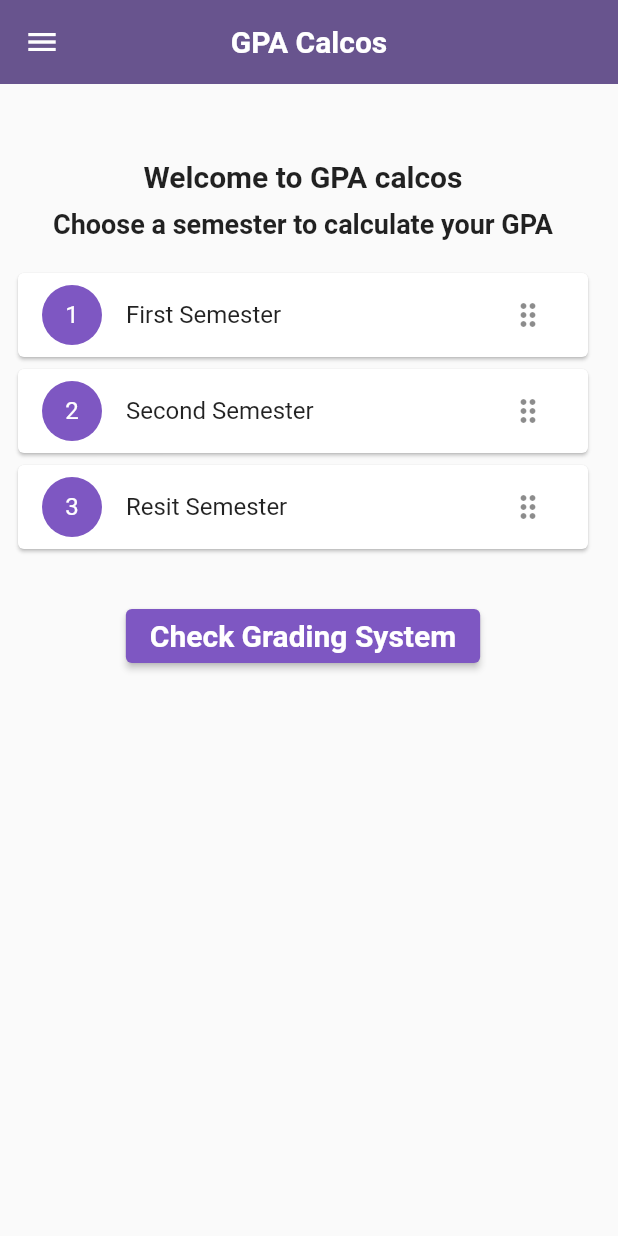
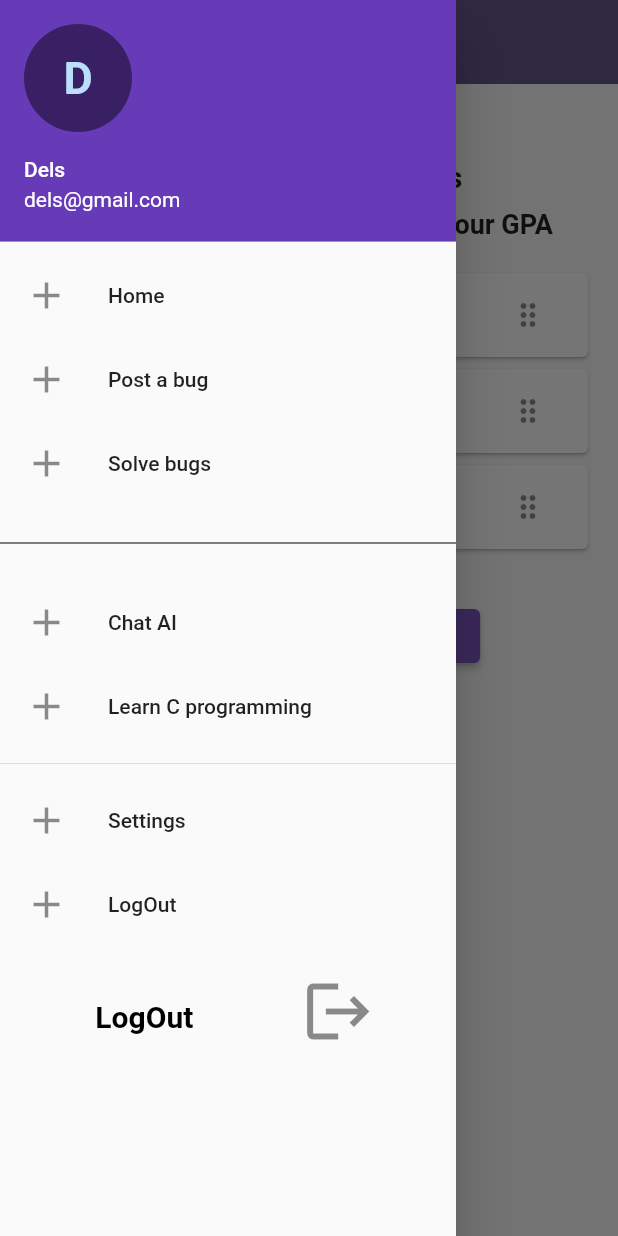
Before and after one commit to delbertkimbi/GPA_Calculator, a Flutter app: the Homepage screen opened directly, with the side drawer open (before the commit the screen has no drawer), on a phone screen of 412 x 824 dp. Run offline on Flutter 3.47's test engine with Material 3 defaults, Android fonts, the phone set to English and light mode, and no system bars; our stand-ins replace flutter_bloc.

Commit message:
done with drawer

```diff
--- a/gpa_calculator/lib/pages/screens/home.dart
+++ b/gpa_calculator/lib/pages/screens/home.dart
@@ -1,7 +1,7 @@
 import 'package:flutter/material.dart';
-import 'package:flutter/widgets.dart';
 import 'package:gpa_calculator/pages/screens/grading_system.dart';
 import 'package:gpa_calculator/pages/screens/user_input.dart';
+import 'package:gpa_calculator/pages/widget/drawer.dart';
 
 class Homepage extends StatefulWidget {
   const Homepage({super.key});
@@ -21,11 +21,9 @@ class _HomepageState extends State<Homepage> {
   Widget build(BuildContext context) {
     return SafeArea(
       child: Scaffold(
+        drawer:
+            const CustomDrawer(userName: "Dels", userEmail: "dels@gmail.com"),
         appBar: AppBar(
-          leading: IconButton(
-            icon: const Icon(Icons.menu),
-            onPressed: () {},
-          ),
           title: const Text(
             "GPA Calcos",
             style: TextStyle(
@@ -35,12 +33,6 @@ class _HomepageState extends State<Homepage> {
           centerTitle: true,
           elevation: 0,
         ),
-        // floatingActionButton: FloatingActionButton.extended(
-        //   onPressed: () {},
-        //   backgroundColor: const Color.fromRGBO(103, 58, 183, 1),
-        //   label: const Text("Edit Semesters"),
-        //   tooltip: "Edit the semesters",
-        // ),
         body: Center(
           // Have list of semesters and the user should be able to select before calculating their GPA
           child: Padding(
--- /dev/null
+++ b/gpa_calculator/lib/pages/widget/drawer.dart
@@ -0,0 +1,133 @@
+import 'package:flutter/material.dart';
+import 'package:gpa_calculator/pages/widget/list_tile.dart';
+
+class CustomDrawer extends StatelessWidget {
+  final String userName;
+  final String userEmail;
+
+  const CustomDrawer({
+    super.key,
+    required this.userName,
+    required this.userEmail,
+  });
+
+  @override
+  Widget build(BuildContext context) {
+    return Drawer(
+      child: Column(
+        children: [
+          UserAccountsDrawerHeader(
+            decoration: const BoxDecoration(
+              color: Colors.deepPurple,
+            ),
+            accountName: Text(userName),
+            accountEmail: Text(userEmail),
+            currentAccountPicture: CircleAvatar(
+              radius: 10,
+              backgroundColor: Colors.black45,
+              child: ClipOval(
+                child: Text(
+                  userName[0],
+                  style: const TextStyle(
+                    fontWeight: FontWeight.bold,
+                    fontSize: 30,
+                  ),
+                ),
+              ),
+            ),
+          ),
+          Expanded(
+              child: ListView(
+            children: [
+              CustomListTile(
+                  title: "Home",
+                  icon: Icon(
+                    Icons.add,
+                    color: Colors.black45,
+                    size: 30,
+                  )),
+              CustomListTile(
+                  title: "Post a bug",
+                  icon: Icon(
+                    Icons.add,
+                    color: Colors.black45,
+                    size: 30,
+                  )),
+              CustomListTile(
+                  title: "Solve bugs",
+                  icon: Icon(
+                    Icons.add,
+                    color: Colors.black45,
+                    size: 30,
+                  )),
+              const Divider(
+                height: 50,
+                color: Colors.black,
+              ),
+              CustomListTile(
+                title: "Chat AI",
+                icon: Icon(
+                  Icons.add,
+                  color: Colors.black45,
+                  size: 30,
+                ),
+              ),
+              CustomListTile(
+                title: "Learn C programming",
+                icon: Icon(
+                  Icons.add,
+                  color: Colors.black45,
+                  size: 30,
+                ),
+              ),
+              const Divider(
+                height: 20,
+              ),
+              CustomListTile(
+                title: "Settings",
+                icon: Icon(
+                  Icons.add,
+                  color: Colors.black45,
+                  size: 30,
+                ),
+              ),
+              CustomListTile(
+                title: "LogOut",
+                icon: Icon(
+                  Icons.add,
+                  color: Colors.black45,
+                  size: 30,
+                ),
+              ),
+              const SizedBox(
+                height: 10,
+              ),
+              Row(
+                crossAxisAlignment: CrossAxisAlignment.end,
+                mainAxisAlignment: MainAxisAlignment.spaceEvenly,
+                children: [
+                  const Text(
+                    "LogOut",
+                    style: TextStyle(
+                      color: Colors.black,
+                      fontWeight: FontWeight.bold,
+                      fontSize: 20,
+                    ),
+                  ),
+                  IconButton(
+                    onPressed: () {},
+                    icon: const Icon(
+                      Icons.logout,
+                      color: Colors.black45,
+                      size: 50,
+                    ),
+                  )
+                ],
+              )
+            ],
+          )),
+        ],
+      ),
+    );
+  }
+}
--- /dev/null
+++ b/gpa_calculator/lib/pages/widget/list_tile.dart
@@ -0,0 +1,17 @@
+import 'package:flutter/material.dart';
+
+class CustomListTile extends StatelessWidget {
+  const CustomListTile(
+      {super.key, required this.title, required this.icon, this.trailling});
+  final String title;
+  final Widget icon;
+  final Widget? trailling;
+  @override
+  Widget build(BuildContext context) {
+    return ListTile(
+      title: Text(title),
+      leading: icon,
+      trailing: trailling,
+    );
+  }
+}
```
